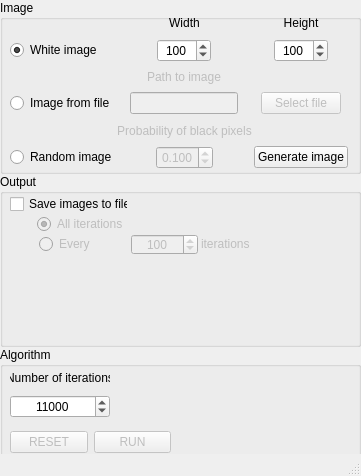
Old version of the form MainGUI.ui in the repository mcxenonik/Python_LangtonsAnt.
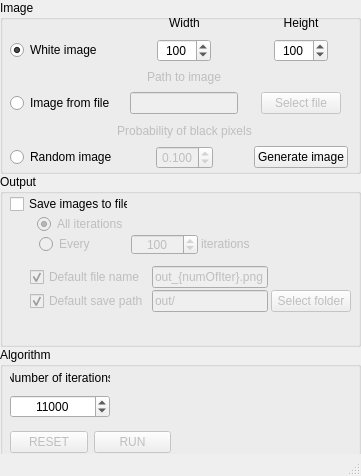
New version of the form.

Commit message: Added option to choose save path

What changed in the file:
```diff
--- a/MainGUI.ui
+++ b/MainGUI.ui
@@ -417,6 +417,80 @@
          </item>
         </layout>
        </widget>
+       <widget class="QWidget" name="gridLayoutWidget_3">
+        <property name="geometry">
+         <rect>
+          <x>30</x>
+          <y>90</y>
+          <width>321</width>
+          <height>51</height>
+         </rect>
+        </property>
+        <layout class="QGridLayout" name="gridLayout_3">
+         <property name="horizontalSpacing">
+          <number>3</number>
+         </property>
+         <property name="verticalSpacing">
+          <number>0</number>
+         </property>
+         <item row="1" column="0">
+          <widget class="QCheckBox" name="checkBox_3">
+           <property name="enabled">
+            <bool>false</bool>
+           </property>
+           <property name="text">
+            <string>Default save path</string>
+           </property>
+           <property name="checked">
+            <bool>true</bool>
+           </property>
+          </widget>
+         </item>
+         <item row="1" column="1">
+          <widget class="QLineEdit" name="lineEdit_3">
+           <property name="enabled">
+            <bool>false</bool>
+           </property>
+           <property name="text">
+            <string>out/</string>
+           </property>
+          </widget>
+         </item>
+         <item row="0" column="1">
+          <widget class="QLineEdit" name="lineEdit_2">
+           <property name="enabled">
+            <bool>false</bool>
+           </property>
+           <property name="text">
+            <string>out_{numOfIter}.png</string>
+           </property>
+          </widget>
+         </item>
+         <item row="0" column="0">
+          <widget class="QCheckBox" name="checkBox_2">
+           <property name="enabled">
+            <bool>false</bool>
+           </property>
+           <property name="text">
+            <string>Default file name</string>
+           </property>
+           <property name="checked">
+            <bool>true</bool>
+           </property>
+          </widget>
+         </item>
+         <item row="1" column="2">
+          <widget class="QPushButton" name="pushButton_5">
+           <property name="enabled">
+            <bool>false</bool>
+           </property>
+           <property name="text">
+            <string>Select folder</string>
+           </property>
+          </widget>
+         </item>
+        </layout>
+       </widget>
       </widget>
      </item>
      <item>
```
The commit also changes 1 other file.
